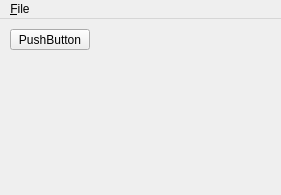
This is MainWindow.ui in djurodrljaca/salamander-alm as Qt 5 draws it before an edit. The edited form follows.
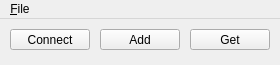
This is the edited form.

Patch:
```diff
--- a/MainWindow.ui
+++ b/MainWindow.ui
@@ -6,8 +6,8 @@
    <rect>
     <x>0</x>
     <y>0</y>
-    <width>281</width>
-    <height>195</height>
+    <width>280</width>
+    <height>65</height>
    </rect>
   </property>
   <property name="windowTitle">
@@ -24,7 +24,33 @@
      </rect>
     </property>
     <property name="text">
-     <string>PushButton</string>
+     <string>Connect</string>
+    </property>
+   </widget>
+   <widget class="QPushButton" name="add_pushButton">
+    <property name="geometry">
+     <rect>
+      <x>100</x>
+      <y>10</y>
+      <width>80</width>
+      <height>21</height>
+     </rect>
+    </property>
+    <property name="text">
+     <string>Add</string>
+    </property>
+   </widget>
+   <widget class="QPushButton" name="get_pushButton">
+    <property name="geometry">
+     <rect>
+      <x>190</x>
+      <y>10</y>
+      <width>80</width>
+      <height>21</height>
+     </rect>
+    </property>
+    <property name="text">
+     <string>Get</string>
     </property>
    </widget>
   </widget>
@@ -33,7 +59,7 @@
     <rect>
      <x>0</x>
      <y>0</y>
-     <width>281</width>
+     <width>280</width>
      <height>19</height>
     </rect>
    </property>
```
Left out of the diff: 2 changed lines with no effect on the pictures.
